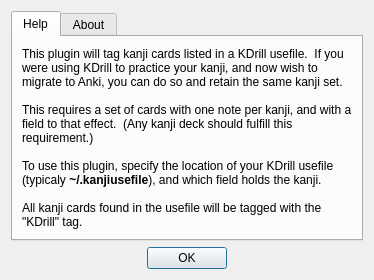
Before: the Qt Designer form kdrill/help.ui in fbriere/anki-kdrill, drawn with Qt 5.
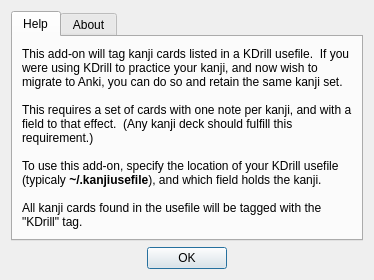
After: the same form once the commit is applied.

Commit message: s/plugin/add-on/g

What changed in the file:
```diff
--- a/kdrill/help.ui
+++ b/kdrill/help.ui
@@ -29,11 +29,11 @@
 &lt;html&gt;&lt;head&gt;&lt;meta name=&quot;qrichtext&quot; content=&quot;1&quot; /&gt;&lt;style type=&quot;text/css&quot;&gt;
 p, li { white-space: pre-wrap; }
 &lt;/style&gt;&lt;/head&gt;&lt;body style=&quot; font-family:'Sans Serif'; font-size:9pt; font-weight:400; font-style:normal;&quot;&gt;
-&lt;p style=&quot; margin-top:0px; margin-bottom:0px; margin-left:0px; margin-right:0px; -qt-block-indent:0; text-indent:0px;&quot;&gt;This plugin will tag kanji cards listed in a KDrill usefile.  If you were using KDrill to practice your kanji, and now wish to migrate to Anki, you can do so and retain the same kanji set.&lt;/p&gt;
+&lt;p style=&quot; margin-top:0px; margin-bottom:0px; margin-left:0px; margin-right:0px; -qt-block-indent:0; text-indent:0px;&quot;&gt;This add-on will tag kanji cards listed in a KDrill usefile.  If you were using KDrill to practice your kanji, and now wish to migrate to Anki, you can do so and retain the same kanji set.&lt;/p&gt;
 &lt;p style=&quot;-qt-paragraph-type:empty; margin-top:0px; margin-bottom:0px; margin-left:0px; margin-right:0px; -qt-block-indent:0; text-indent:0px;&quot;&gt;&lt;br /&gt;&lt;/p&gt;
 &lt;p style=&quot; margin-top:0px; margin-bottom:0px; margin-left:0px; margin-right:0px; -qt-block-indent:0; text-indent:0px;&quot;&gt;This requires a set of cards with one note per kanji, and with a field to that effect.  (Any kanji deck should fulfill this requirement.)&lt;/p&gt;
 &lt;p style=&quot;-qt-paragraph-type:empty; margin-top:0px; margin-bottom:0px; margin-left:0px; margin-right:0px; -qt-block-indent:0; text-indent:0px;&quot;&gt;&lt;br /&gt;&lt;/p&gt;
-&lt;p style=&quot; margin-top:0px; margin-bottom:0px; margin-left:0px; margin-right:0px; -qt-block-indent:0; text-indent:0px;&quot;&gt;To use this plugin, specify the location of your KDrill usefile (typicaly &lt;span style=&quot; font-weight:600;&quot;&gt;~/.kanjiusefile&lt;/span&gt;), and which field holds the kanji.&lt;/p&gt;
+&lt;p style=&quot; margin-top:0px; margin-bottom:0px; margin-left:0px; margin-right:0px; -qt-block-indent:0; text-indent:0px;&quot;&gt;To use this add-on, specify the location of your KDrill usefile (typicaly &lt;span style=&quot; font-weight:600;&quot;&gt;~/.kanjiusefile&lt;/span&gt;), and which field holds the kanji.&lt;/p&gt;
 &lt;p style=&quot;-qt-paragraph-type:empty; margin-top:0px; margin-bottom:0px; margin-left:0px; margin-right:0px; -qt-block-indent:0; text-indent:0px;&quot;&gt;&lt;br /&gt;&lt;/p&gt;
 &lt;p style=&quot; margin-top:0px; margin-bottom:0px; margin-left:0px; margin-right:0px; -qt-block-indent:0; text-indent:0px;&quot;&gt;All kanji cards found in the usefile will be tagged with the &amp;quot;KDrill&amp;quot; tag.&lt;/p&gt;&lt;/body&gt;&lt;/html&gt;</string>
          </property>
```
Left out of the diff: 2 changed lines with no effect on the pictures. The commit also changes 6 other files.
